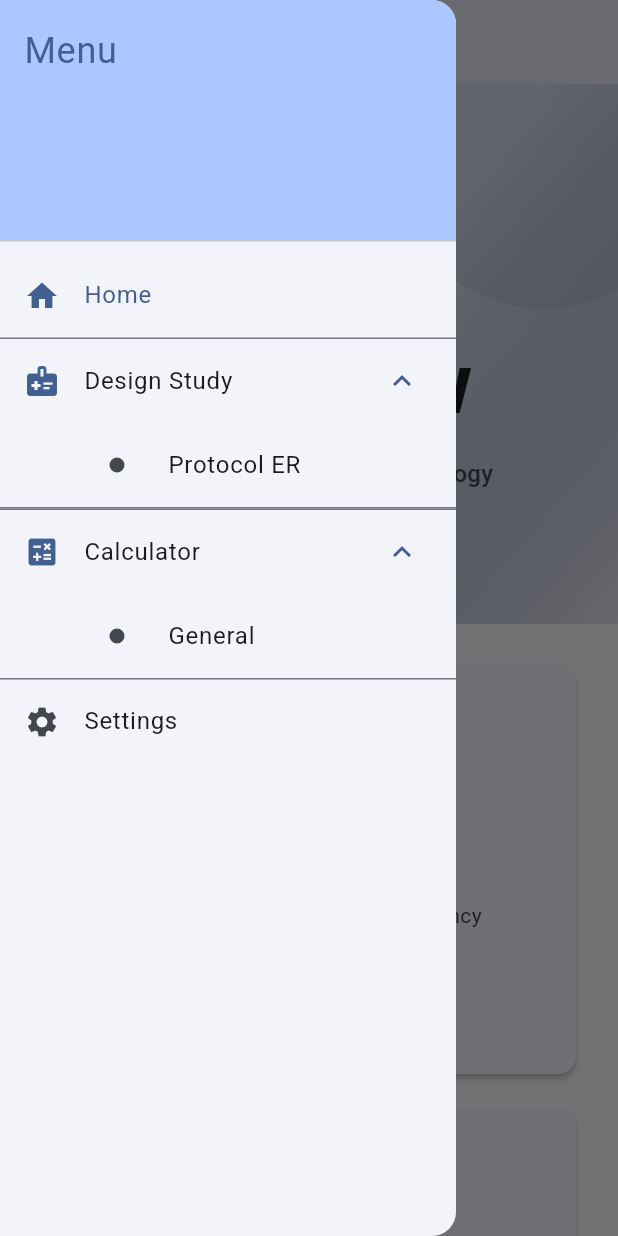
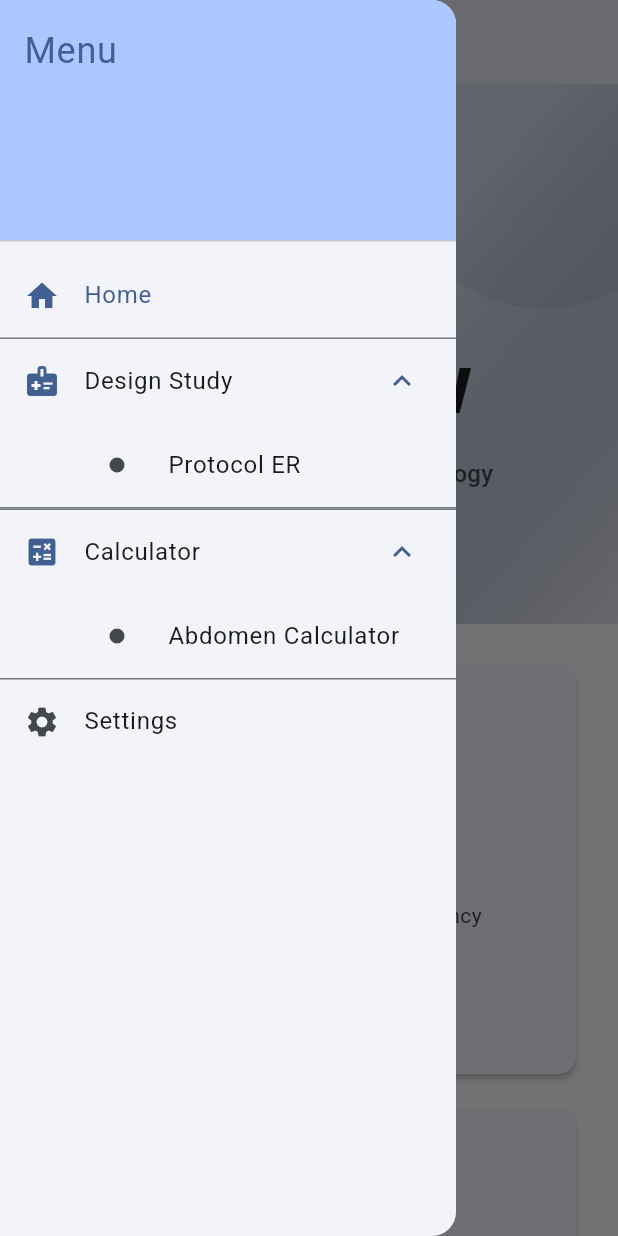
Before and after one commit to Lightbridge-KS/radflow, a Flutter app: the screen it shows after launch, with the side drawer open, on a phone screen of 412 x 824 dp. Run offline on Flutter 3.47's test engine with Material 3 defaults, Android fonts, the phone set to English and light mode, and no system bars; our stand-ins replace flutter_riverpod, go_router, shared_preferences; missing offline and left inert: mustachex, window_manager; statements that could not run were skipped.

Commit message:
Refine router and add abdomen calculator

```diff
--- a/lib/app/enums/screen_info.dart
+++ b/lib/app/enums/screen_info.dart
@@ -1,6 +1,7 @@
 /// Screen Information
 enum ScreenInfo {
-  designER("Protocol ER");
+  designER("Protocol ER"),
+  calcAbdo("Abdomen Calculator");
 
   final String title;
 
--- a/lib/app/pages/home_screen.dart
+++ b/lib/app/pages/home_screen.dart
@@ -221,7 +221,7 @@ class _FeatureCardsGrid extends StatelessWidget {
         title: 'Calculators',
         subtitle: 'Medical calculators and clinical scoring systems',
         icon: Icons.calculate_outlined,
-        route: Routes.calculatorGeneral,
+        route: Routes.calculatorAbdomen,
       ),
       _FeatureCardData(
         title: 'Protocols',
--- a/lib/app/router.dart
+++ b/lib/app/router.dart
@@ -2,9 +2,18 @@ import 'package:go_router/go_router.dart';
 import 'pages/home_screen.dart';
 import 'pages/settings_screen.dart';
 import 'pages/designer/designer_screen.dart';
-import 'pages/calculator_general_screen.dart';
+import 'pages/calculator/calculator_abdomen_screen.dart';
 import 'widgets/shell_layout.dart';
 
+// Route constants
+abstract class Routes {
+  static const String home = '/';
+  static const String designER = '/design/er';
+  static const String calculatorAbdomen = '/calc/abdomen';
+  static const String settings = '/settings';
+}
+
+// Routers
 final class AppRouter {
   static final GoRouter router = GoRouter(
     initialLocation: Routes.home,
@@ -27,10 +36,10 @@ final class AppRouter {
             ),
           ),
           GoRoute(
-            path: Routes.calculatorGeneral,
+            path: Routes.calculatorAbdomen,
             pageBuilder: (context, state) => NoTransitionPage(
               key: state.pageKey,
-              child: const CalculatorGeneralScreen(),
+              child: const CalculatorAbdomenScreen(),
             ),
           ),
           GoRoute(
@@ -45,11 +54,3 @@ final class AppRouter {
     ],
   );
 }
-
-// Route constants
-abstract class Routes {
-  static const String home = '/';
-  static const String designER = '/design/er';
-  static const String calculatorGeneral = '/calc/general';
-  static const String settings = '/settings';
-}
--- a/lib/app/widgets/app_drawer.dart
+++ b/lib/app/widgets/app_drawer.dart
@@ -1,6 +1,7 @@
 import 'package:flutter/material.dart';
 import 'package:go_router/go_router.dart';
 import '../enums/screen_info.dart';
+import '../router.dart';
 // Reusable Drawer with go_router
 class AppDrawer extends StatelessWidget {
   const AppDrawer({super.key});
@@ -53,11 +54,11 @@ class AppDrawer extends StatelessWidget {
             children: [
               ListTile(
                 leading: Icon(Icons.circle, size: 12),
-                title: Text('General'),
-                selected: currentLocation == '/calc/general',
+                title: Text(ScreenInfo.calcAbdo.title),
+                selected: currentLocation == Routes.calculatorAbdomen,
                 contentPadding: EdgeInsets.only(left: 72),
                 onTap: () {
-                  context.go('/calc/general');
+                  context.go(Routes.calculatorAbdomen);
                   Navigator.pop(context);
                 },
               ),
--- a/lib/app/widgets/shell_layout.dart
+++ b/lib/app/widgets/shell_layout.dart
@@ -2,6 +2,7 @@ import 'package:flutter/material.dart';
 import 'package:go_router/go_router.dart';
 import 'app_drawer.dart';
 import '../enums/screen_info.dart';
+import '../router.dart';
 
 /// Shell layout that provides persistent AppBar and Drawer
 /// with dynamic title based on current route
@@ -16,10 +17,10 @@ class ShellLayout extends StatelessWidget {
   /// Map route paths to AppBar titles
   String _getTitleForRoute(String path) {
     final titleMap = {
-      '/': 'RadFlow',
-      '/design/er': ScreenInfo.designER.title,
-      '/calc/general': 'General Calculator',
-      '/settings': 'Settings',
+      Routes.home: 'RadFlow',
+      Routes.designER: ScreenInfo.designER.title,
+      Routes.calculatorAbdomen: 'Abdomen Calculator',
+      Routes.settings: 'Settings',
     };
 
     return titleMap[path] ?? 'RadFlow';
--- a/lib/services/design/designer/designer.dart
+++ b/lib/services/design/designer/designer.dart
@@ -1,6 +1,6 @@
 import 'package:flutter/services.dart' show rootBundle;
 import 'package:mustachex/mustachex.dart';
-import 'protocol_data.dart';
+import 'designer_protocol_data.dart';
 import '../_utils.dart';
 
 /// A Flutter class for generating CT and MRI protocol templates in emergency departments.
@@ -148,7 +148,7 @@ class Designer {
   /// - Referring physician details
   Future<String> designCT() async {
     // Get protocol info from the data structure
-    final protocolInfo = ProtocolData.protocolInfo['ct']?[protocolId];
+    final protocolInfo = DesignErProtocolData.protocolInfo['ct']?[protocolId];
     if (protocolInfo == null) {
       throw Exception('Protocol ID not found: $protocolId');
     }
@@ -194,7 +194,7 @@ class Designer {
   /// Currently supports MRI screening protocols, primarily for whole spine imaging.
   Future<String> designMR() async {
     // Get protocol info from the data structure
-    final protocolInfo = ProtocolData.protocolInfo['mr']?[protocolId];
+    final protocolInfo = DesignErProtocolData.protocolInfo['mr']?[protocolId];
     if (protocolInfo == null) {
       throw Exception('Protocol ID not found: $protocolId');
     }
```
